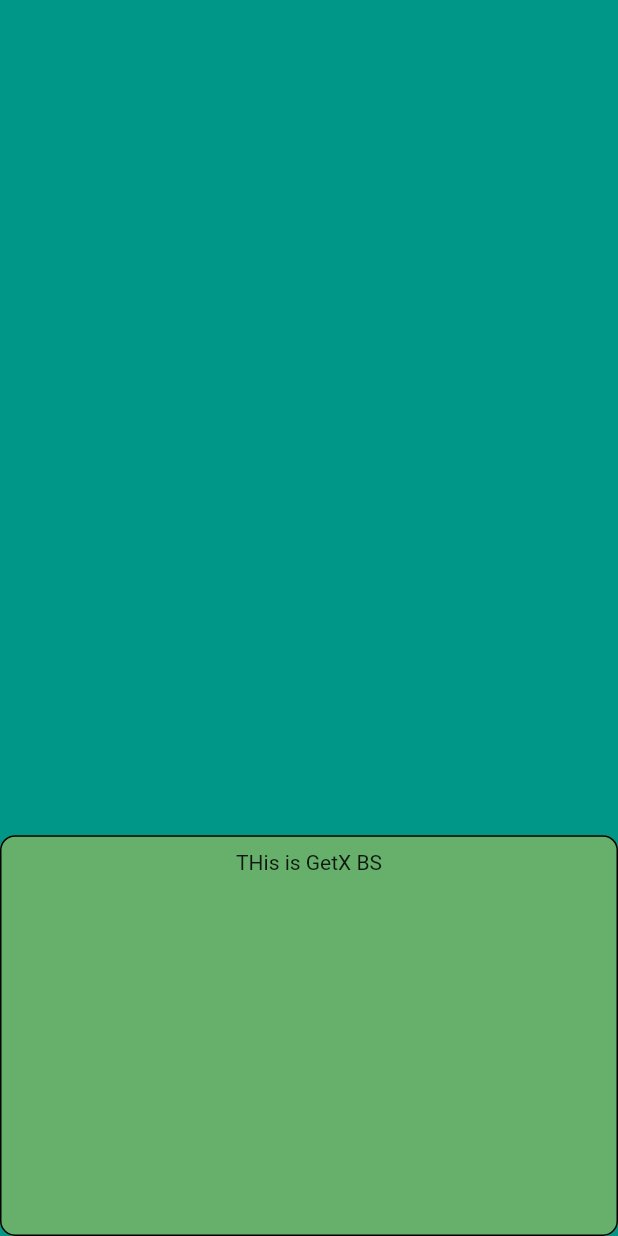
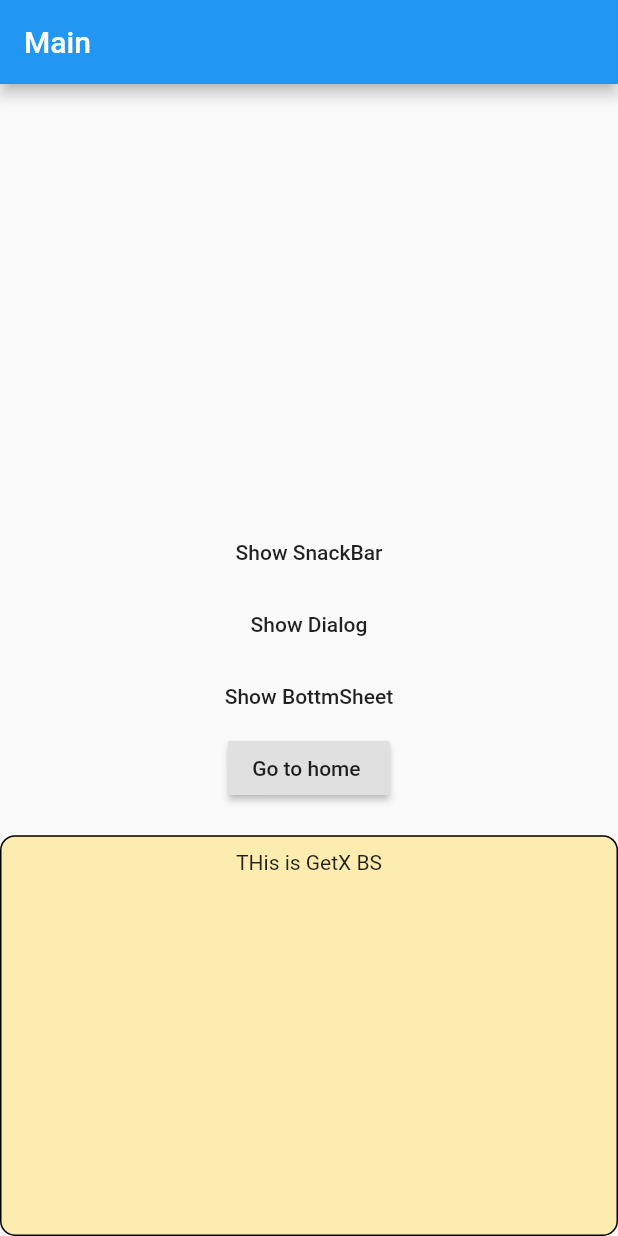
Before and after one commit to kotdroidZero/flutter_getx, a Flutter app: the screen it shows after launch, after a tap on "Show BottmSheet", on a phone screen of 412 x 824 dp. Run offline on Flutter 3.47's test engine with Material 2 defaults, Android fonts, the phone set to English and light mode, and no system bars; our stand-ins replace get.

Commit message:
+ GetX Route Navigation

```diff
--- a/lib/main.dart
+++ b/lib/main.dart
@@ -1,5 +1,7 @@
 import 'package:flutter/material.dart';
 import 'package:get/get.dart';
+
+import 'screens/home.dart';
 
 void main() {
   runApp(MyApp());
@@ -9,8 +11,10 @@ class MyApp extends StatelessWidget {
   @override
   Widget build(BuildContext context) {
     return GetMaterialApp(
-      home: SafeArea(
-        child: Scaffold(
+      home: Scaffold(
+        appBar: AppBar(
+          title: Text('Main'),
+        ),
         body: Container(
           width: Get.width,
           child: Column(
@@ -39,14 +43,27 @@ class MyApp extends StatelessWidget {
                   bottomSheet();
                 },
                 child: Text('Show BottmSheet'),
-                )
+              ),
+              RaisedButton(
+                onPressed: () async {
+                  var data = await Get.to(Home(),
+                      arguments:
+                          'I\'m coning from main, Pushkar has sent me here',
+                      transition: Transition.downToUp,
+                      duration: Duration(
+                        milliseconds: 500,
+                      ),
+                      curve: Curves.ease);
+
+                  Get.snackbar(data, "", snackPosition: SnackPosition.BOTTOM);
+                },
+                child: Text('Go to home '),
+              ),
             ],
           ),
         ),
       ),
-      ),
     );
-  }
   }
 
   Future<dynamic> bottomSheet() {
@@ -61,7 +78,7 @@ Future<dynamic> bottomSheet() {
             ],
           ),
         ),
-    barrierColor: Colors.teal,
+        barrierColor: Colors.transparent,
         backgroundColor: Colors.amberAccent.withOpacity(0.4),
         shape: RoundedRectangleBorder(
             borderRadius: BorderRadius.circular(10),
@@ -69,7 +86,6 @@ Future<dynamic> bottomSheet() {
               color: Colors.black,
               style: BorderStyle.solid,
               width: 1,
-      )
-    )
-  );
+            )));
   }
+}
```
Also changed, not shown: lib/screens/home.dart (added, +38 -0 lines), pubspec.lock (added). Lines whose indentation alone changed are shown as unchanged.
